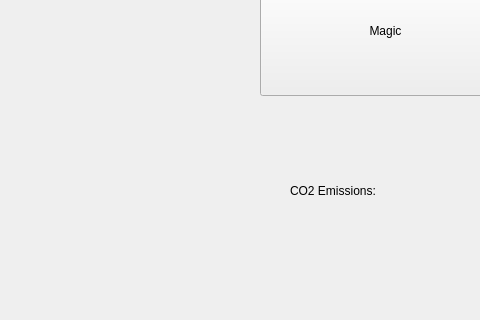
First picture: the form in CO2_Tracker/api_transport.ui, repository cgneo/CarbonTracker, before the edit; both pictures show x 0 to 480 and y 125 to 445 of the 800 by 600 pixel window.
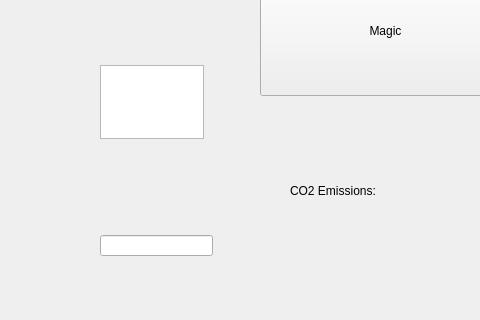
Second picture: the form after the edit.

Commit message: Writing on Json file and fixing user class

Patch:
```diff
--- a/CO2_Tracker/api_transport.ui
+++ b/CO2_Tracker/api_transport.ui
@@ -40,6 +40,26 @@
      <string>CO2 Emissions: </string>
     </property>
    </widget>
+   <widget class="QTextEdit" name="textEdit">
+    <property name="geometry">
+     <rect>
+      <x>100</x>
+      <y>190</y>
+      <width>104</width>
+      <height>74</height>
+     </rect>
+    </property>
+   </widget>
+   <widget class="QLineEdit" name="lineEdit">
+    <property name="geometry">
+     <rect>
+      <x>100</x>
+      <y>360</y>
+      <width>113</width>
+      <height>21</height>
+     </rect>
+    </property>
+   </widget>
   </widget>
   <widget class="QMenuBar" name="menubar">
    <property name="geometry">
```
The commit also changes 13 other files.
